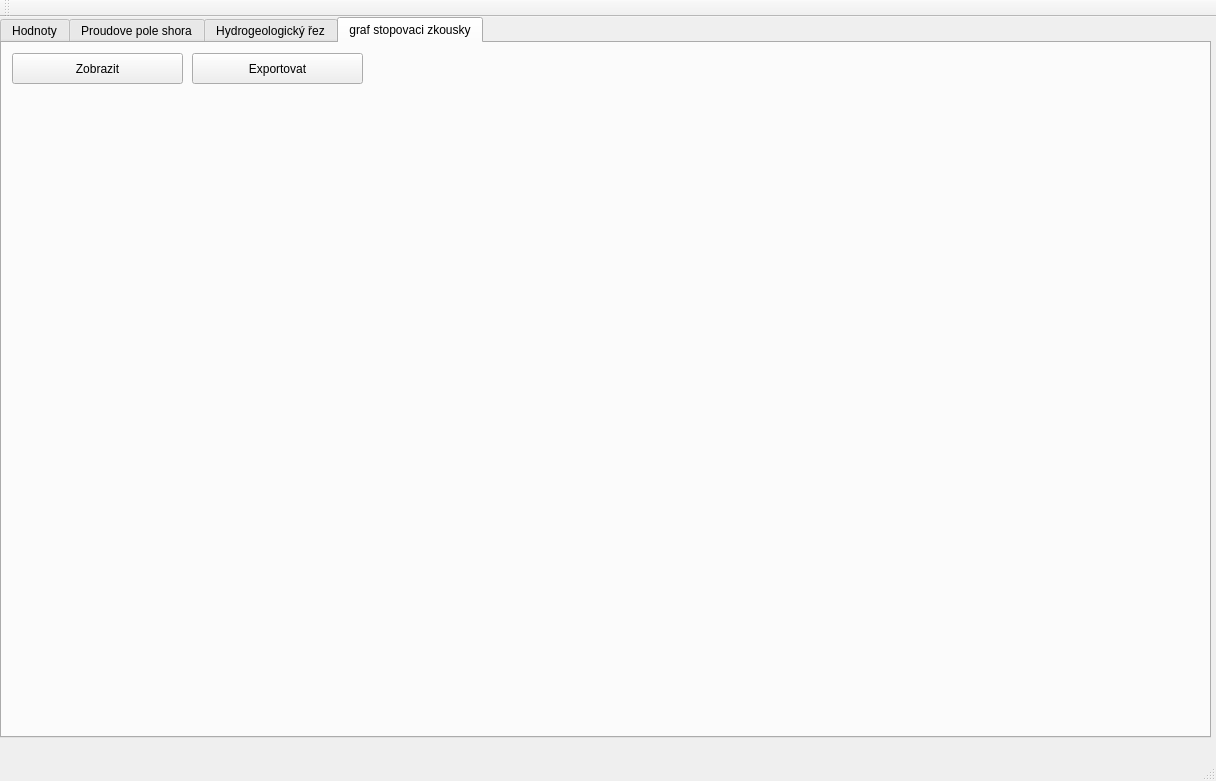
The window that mainwindow.ui (durhan/Program) describes before a commit, drawn with Qt 5.
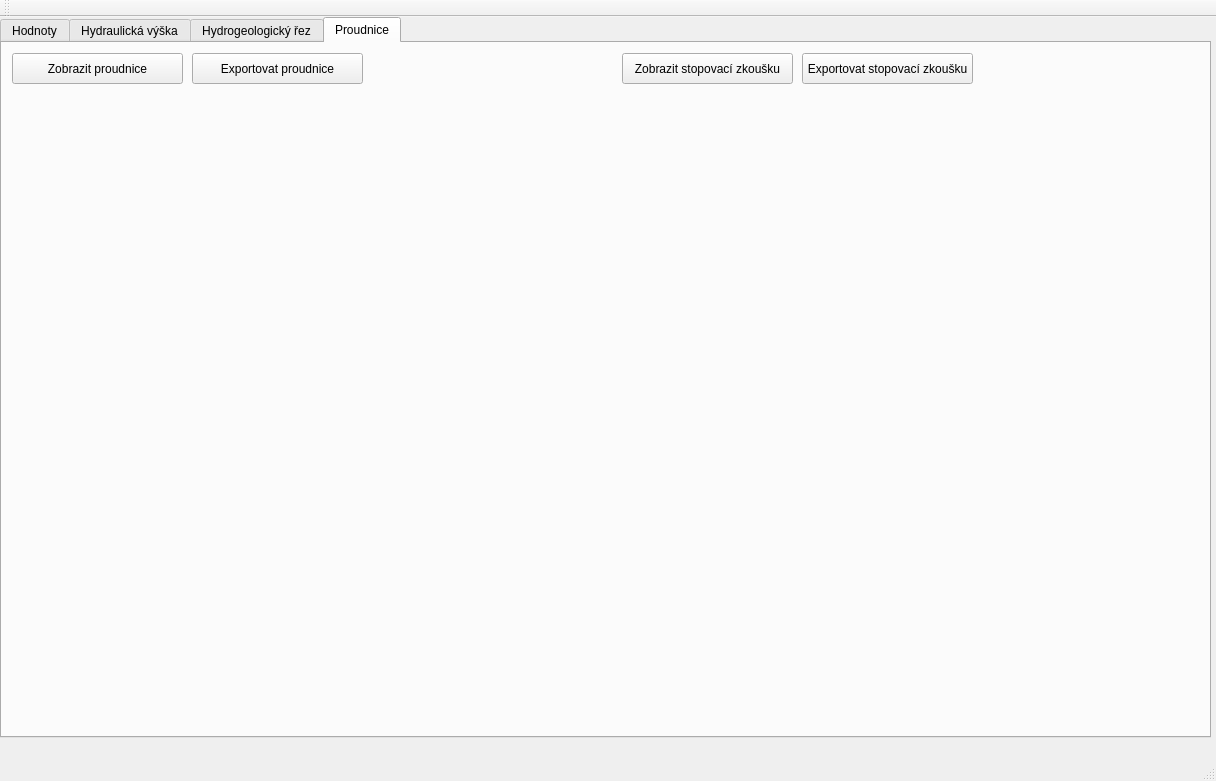
The same window after the commit. The open tabs and pages were chosen to show the change.

```diff
--- a/mainwindow.ui
+++ b/mainwindow.ui
@@ -731,7 +731,7 @@
     </widget>
     <widget class="QWidget" name="tab_4">
      <attribute name="title">
-      <string>Proudove pole shora</string>
+      <string>Hydraulická výška</string>
      </attribute>
      <widget class="QWidget" name="widgetMapa" native="true">
       <property name="geometry">
@@ -885,15 +885,15 @@
     </widget>
     <widget class="QWidget" name="tab_6">
      <attribute name="title">
-      <string>graf stopovaci zkousky</string>
+      <string>Proudnice</string>
      </attribute>
      <widget class="QWidget" name="widgetProudnice" native="true">
       <property name="geometry">
        <rect>
         <x>20</x>
         <y>60</y>
-        <width>1161</width>
-        <height>611</height>
+        <width>591</width>
+        <height>401</height>
        </rect>
       </property>
      </widget>
@@ -907,7 +907,7 @@
        </rect>
       </property>
       <property name="text">
-       <string>Zobrazit</string>
+       <string>Zobrazit proudnice</string>
       </property>
      </widget>
      <widget class="QPushButton" name="proudExport">
@@ -920,7 +920,43 @@
        </rect>
       </property>
       <property name="text">
-       <string>Exportovat</string>
+       <string>Exportovat proudnice</string>
+      </property>
+     </widget>
+     <widget class="QWidget" name="widgetTracer" native="true">
+      <property name="geometry">
+       <rect>
+        <x>610</x>
+        <y>290</y>
+        <width>591</width>
+        <height>401</height>
+       </rect>
+      </property>
+     </widget>
+     <widget class="QPushButton" name="pushButton_11">
+      <property name="geometry">
+       <rect>
+        <x>620</x>
+        <y>10</y>
+        <width>171</width>
+        <height>31</height>
+       </rect>
+      </property>
+      <property name="text">
+       <string>Zobrazit stopovací zkoušku</string>
+      </property>
+     </widget>
+     <widget class="QPushButton" name="pushButton_12">
+      <property name="geometry">
+       <rect>
+        <x>800</x>
+        <y>10</y>
+        <width>171</width>
+        <height>31</height>
+       </rect>
+      </property>
+      <property name="text">
+       <string>Exportovat stopovací zkoušku</string>
       </property>
      </widget>
     </widget>
```
Left out of the diff: 34 changed lines with no effect on the pictures.
